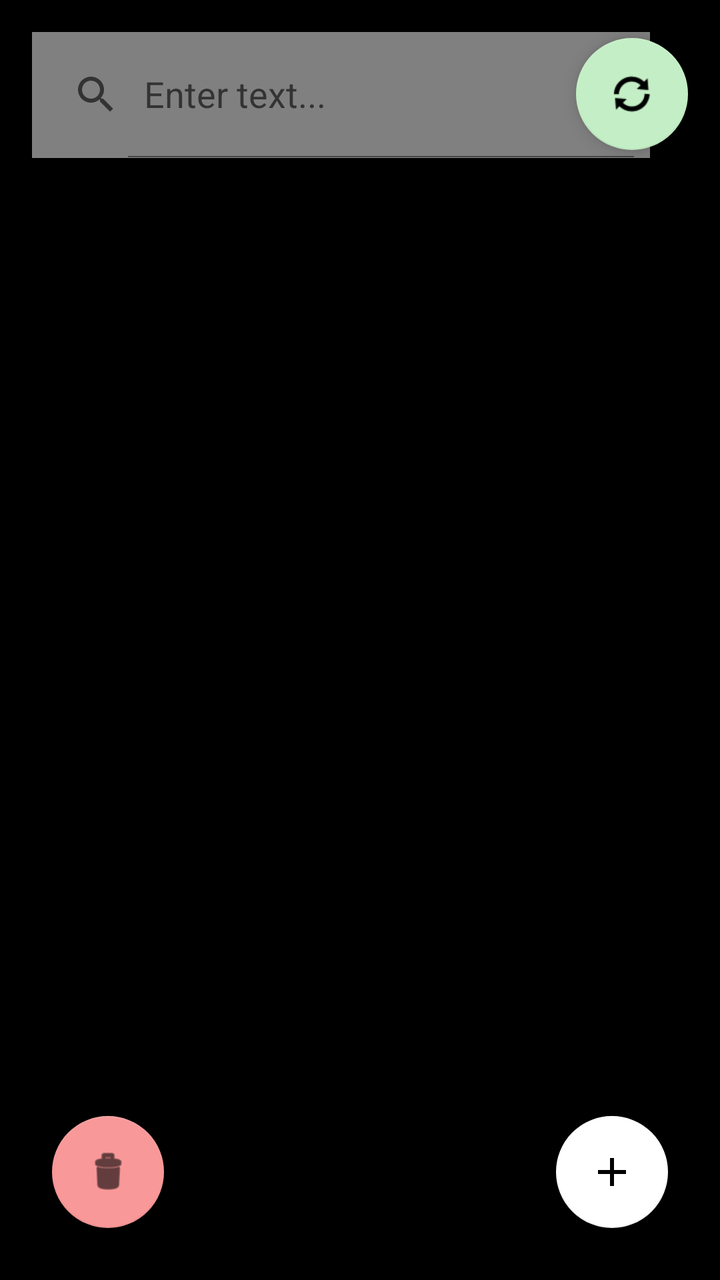
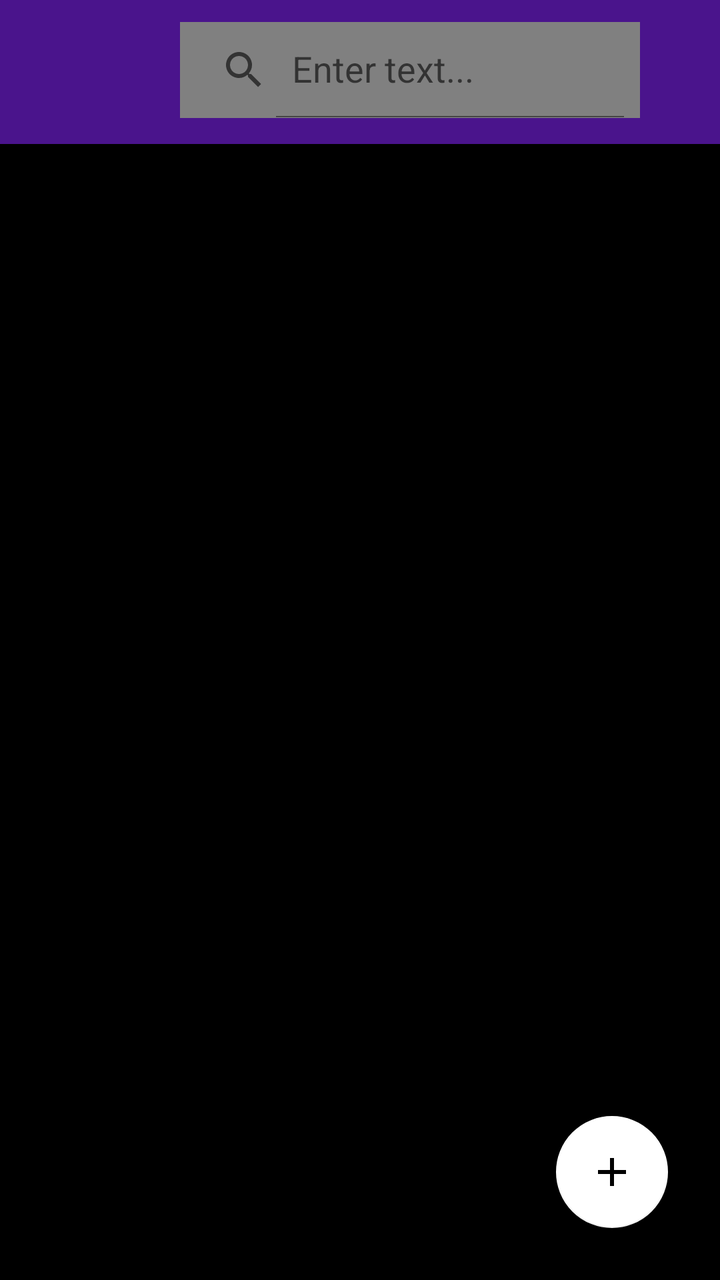

An Android layout rendered at two revisions. The XML below is the earlier revision; the diff shows what the commit changed to produce the second picture.
<!-- AndroidManifest.xml: application theme Theme.NOTE_PROJECT -->
<!-- res/layout/activity_main.xml -->
<?xml version="1.0" encoding="utf-8"?>
<RelativeLayout xmlns:android="http://schemas.android.com/apk/res/android"
    xmlns:app="http://schemas.android.com/apk/res-auto"
    xmlns:tools="http://schemas.android.com/tools"
    android:layout_width="match_parent"
    android:layout_height="match_parent"
    android:background="#000000"
    android:orientation="vertical"
    tools:context=".MainActivity">


    <com.google.android.material.floatingactionbutton.FloatingActionButton
        android:id="@+id/reload_button"
        android:layout_width="60dp"
        android:layout_height="66dp"
        android:layout_alignParentTop="true"
        android:layout_alignParentEnd="true"
        android:layout_marginTop="19dp"
        android:layout_marginEnd="16dp"
        android:clickable="true"
        android:src="@android:drawable/ic_popup_sync"
        app:backgroundTint="#C4EFC6" />

    <com.google.android.material.floatingactionbutton.FloatingActionButton
        android:id="@+id/fab_clear"
        android:layout_width="60dp"
        android:layout_height="60dp"
        android:layout_alignParentBottom="true"
        android:layout_marginStart="26dp"
        android:layout_marginTop="26dp"
        android:layout_marginEnd="26dp"
        android:layout_marginBottom="26dp"
        android:src="@android:drawable/ic_menu_delete"
        app:backgroundTint="#F89899" />

    <com.google.android.material.floatingactionbutton.FloatingActionButton
        android:id="@+id/fab_add"
        android:layout_width="60dp"
        android:layout_height="wrap_content"
        android:layout_marginStart="26dp"
        android:layout_alignParentEnd="true"
        android:layout_alignParentBottom="true"
        android:layout_marginTop="26dp"
        android:layout_marginEnd="26dp"
        android:layout_marginBottom="26dp"
        android:src="@drawable/add_1"
        android:tint="#FFFFFF"
        app:backgroundTint="#FFFFFF" />

    <androidx.appcompat.widget.SearchView

        android:id="@+id/searchView_home"
        android:layout_width="309dp"
        android:layout_height="63dp"
        android:layout_alignParentTop="true"

        android:layout_marginStart="16dp"
        android:layout_marginTop="16dp"
        android:layout_marginEnd="16dp"
        android:layout_marginBottom="16dp"
        android:background="@color/color5"
        app:iconifiedByDefault="false"
        app:queryHint="Enter text..." />

    <androidx.recyclerview.widget.RecyclerView
        android:id="@+id/recycler_home"
        android:layout_width="match_parent"
        android:layout_height="match_parent"
        android:layout_below="@+id/searchView_home"
        android:layout_marginStart="0dp"
        android:layout_marginTop="3dp"
        android:layout_marginEnd="0dp"
        android:layout_marginBottom="0dp" />


</RelativeLayout>
<!-- resources referenced by this layout -->
<resources>
  <color name="color5">#808080</color>
  <!-- drawable add_1 (drawable) -->
  <vector android:height="24dp" android:tint="#000000"
      android:viewportHeight="24" android:viewportWidth="24"
      android:width="24dp" xmlns:android="http://schemas.android.com/apk/res/android">
      <path android:fillColor="@android:color/white" android:pathData="M19,13h-6v6h-2v-6H5v-2h6V5h2v6h6v2z"/>
  </vector>
  <style name="Theme.NOTE_PROJECT" parent="Base.Theme.NOTE_PROJECT" />
  <style name="Base.Theme.NOTE_PROJECT" parent="Theme.MaterialComponents.DayNight.NoActionBar">
          <item name="colorPrimary">@color/color1</item>
          <item name="colorPrimaryVariant">@color/color1</item>
          <item name="colorOnPrimary">@color/white</item>ы
          <item name="colorSecondary">@color/color5</item>
          <item name="colorSecondaryVariant">@color/color5</item>
          <item name="colorOnSecondary">@color/black</item>
          <item name="android:statusBarColor" tools:targetapi="l">@color/design_default_color_primary_variant</item>
      </style>
  <color name="color1">#4A148C</color>
  <color name="white">#FFFFFF</color>
  <color name="black">#FF000000</color>
</resources>

<!-- the commit's change to res/layout/activity_main.xml (unified diff, before → after) -->
@@ -8,69 +8,94 @@
     android:orientation="vertical"
     tools:context=".MainActivity">
 
+    <androidx.drawerlayout.widget.DrawerLayout
+        android:id="@+id/drawer_layout"
+        android:layout_width="match_parent"
+        android:layout_height="match_parent">
 
-    <com.google.android.material.floatingactionbutton.FloatingActionButton
-        android:id="@+id/reload_button"
-        android:layout_width="60dp"
-        android:layout_height="66dp"
-        android:layout_alignParentTop="true"
-        android:layout_alignParentEnd="true"
-        android:layout_marginTop="19dp"
-        android:layout_marginEnd="16dp"
-        android:clickable="true"
-        android:src="@android:drawable/ic_popup_sync"
-        app:backgroundTint="#C4EFC6" />
+        <RelativeLayout
+            android:layout_width="match_parent"
+            android:layout_height="match_parent">
 
-    <com.google.android.material.floatingactionbutton.FloatingActionButton
-        android:id="@+id/fab_clear"
-        android:layout_width="60dp"
-        android:layout_height="60dp"
-        android:layout_alignParentBottom="true"
-        android:layout_marginStart="26dp"
-        android:layout_marginTop="26dp"
-        android:layout_marginEnd="26dp"
-        android:layout_marginBottom="26dp"
-        android:src="@android:drawable/ic_menu_delete"
-        app:backgroundTint="#F89899" />
+            <androidx.appcompat.widget.Toolbar
+                android:id="@+id/toolbar"
+                android:layout_width="match_parent"
+                android:layout_height="72dp"
+                android:background="?attr/colorPrimary"
+                android:theme="@style/ThemeOverlay.AppCompat.Dark.ActionBar"
+                app:popupTheme="@style/ThemeOverlay.AppCompat.Light" />
 
-    <com.google.android.material.floatingactionbutton.FloatingActionButton
-        android:id="@+id/fab_add"
-        android:layout_width="60dp"
-        android:layout_height="wrap_content"
-        android:layout_marginStart="26dp"
-        android:layout_alignParentEnd="true"
-        android:layout_alignParentBottom="true"
-        android:layout_marginTop="26dp"
-        android:layout_marginEnd="26dp"
-        android:layout_marginBottom="26dp"
-        android:src="@drawable/add_1"
-        android:tint="#FFFFFF"
-        app:backgroundTint="#FFFFFF" />
+            <com.google.android.material.floatingactionbutton.FloatingActionButton
+                android:id="@+id/fab_add"
+                android:layout_width="60dp"
+                android:layout_height="wrap_content"
+                android:layout_alignParentEnd="true"
+                android:layout_alignParentBottom="true"
+                android:layout_marginStart="26dp"
+                android:layout_marginTop="26dp"
+                android:layout_marginEnd="26dp"
+                android:layout_marginBottom="26dp"
+                android:src="@drawable/add_1"
+                android:tint="#FFFFFF"
+                app:backgroundTint="#FFFFFF" />
 
-    <androidx.appcompat.widget.SearchView
+            <androidx.appcompat.widget.SearchView
+                android:id="@+id/searchView_home"
+                android:layout_width="230dp"
+                android:layout_height="wrap_content"
+                android:layout_alignParentStart="true"
+                android:layout_alignParentTop="true"
+                android:layout_marginStart="90dp"
+                android:layout_marginTop="11dp"
+                android:layout_marginEnd="36dp"
+                android:layout_marginBottom="16dp"
+                android:background="@color/color5"
+                app:iconifiedByDefault="false"
+                app:queryHint="Enter text..." />
 
-        android:id="@+id/searchView_home"
-        android:layout_width="309dp"
-        android:layout_height="63dp"
-        android:layout_alignParentTop="true"
+            <androidx.recyclerview.widget.RecyclerView
+                android:id="@+id/recycler_home"
+                android:layout_width="match_parent"
+                android:layout_height="607dp"
+                android:layout_below="@+id/searchView_home"
+                android:layout_marginStart="0dp"
+                android:layout_marginTop="10dp"
+                android:layout_marginEnd="0dp"
+                android:layout_marginBottom="0dp" />
+        </RelativeLayout>
 
-        android:layout_marginStart="16dp"
-        android:layout_marginTop="16dp"
-        android:layout_marginEnd="16dp"
-        android:layout_marginBottom="16dp"
-        android:background="@color/color5"
-        app:iconifiedByDefault="false"
-        app:queryHint="Enter text..." />
-
-    <androidx.recyclerview.widget.RecyclerView
-        android:id="@+id/recycler_home"
-        android:layout_width="match_parent"
-        android:layout_height="match_parent"
-        android:layout_below="@+id/searchView_home"
-        android:layout_marginStart="0dp"
-        android:layout_marginTop="3dp"
-        android:layout_marginEnd="0dp"
-        android:layout_marginBottom="0dp" />
-
+        <com.google.android.material.navigation.NavigationView
+            android:id="@+id/navigation_view"
+            android:layout_width="wrap_content"
+            android:layout_height="match_parent"
+            android:layout_gravity="start"
+            app:headerLayout="@layout/nav_header"
+            app:menu="@menu/navigation_menu" />
+    </androidx.drawerlayout.widget.DrawerLayout>
 
 </RelativeLayout>
+<!-- res/layout/nav_header.xml (included above) -->
+<?xml version="1.0" encoding="utf-8"?>
+<LinearLayout xmlns:android="http://schemas.android.com/apk/res/android"
+    android:layout_width="match_parent"
+    android:layout_height="wrap_content"
+    android:background="@color/color1"
+    android:gravity="bottom"
+    android:orientation="vertical"
+    android:padding="16dp"
+    android:theme="@style/ThemeOverlay.AppCompat.Dark">
+
+    <TextView
+        android:id="@+id/nav_header_title"
+        android:layout_width="wrap_content"
+        android:layout_height="wrap_content"
+        android:text="Header Title"
+        android:textAppearance="@style/TextAppearance.AppCompat.Body1"/>
+
+    <TextView
+        android:id="@+id/nav_header_subtitle"
+        android:layout_width="wrap_content"
+        android:layout_height="wrap_content"
+        android:text="Header Subtitle"
+        android:textAppearance="@style/TextAppearance.AppCompat.Body2"/>
+</LinearLayout>
